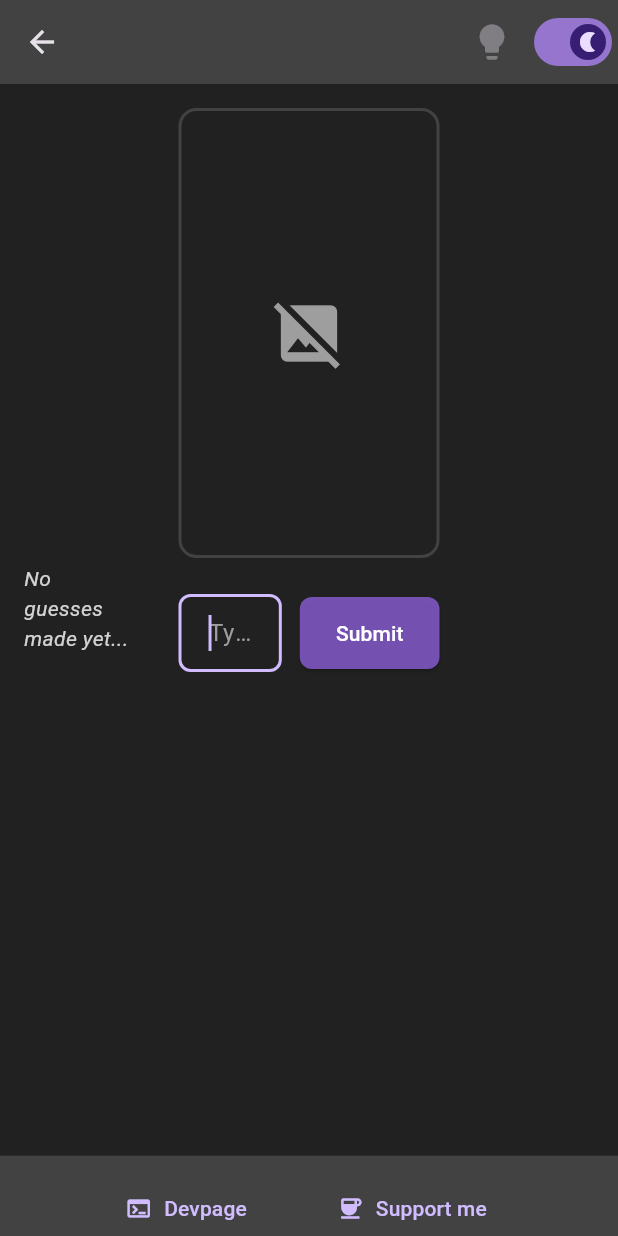
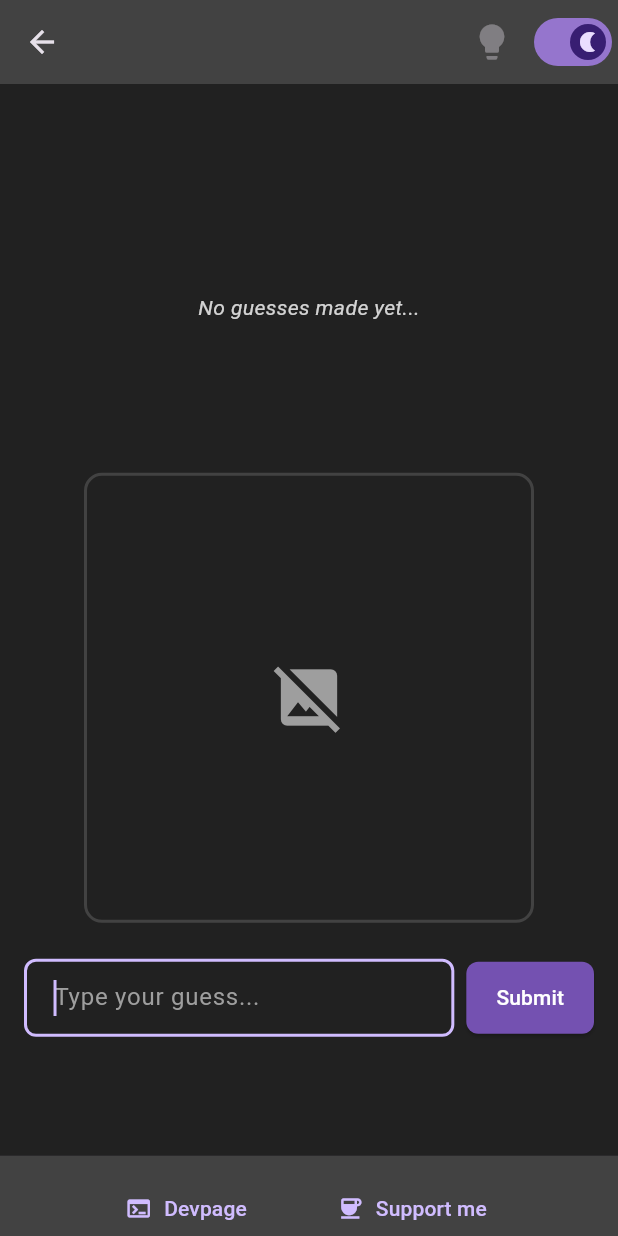
Before and after one commit to rmac-silva/guess_who_creator, a Flutter app: the GameView screen opened directly with empty values, after a tap on "Submit", on a phone screen of 412 x 824 dp. Run offline on Flutter 3.47's test engine with Material 3 defaults, Android fonts, the phone set to English and light mode, and no system bars; our stand-ins replace auto_size_text, file_picker, flutter_layout_grid, routemaster; missing offline and left inert: auto_size_text_field; network calls fail.

Commit message:
Fixed bug in entering submissions. Fixed mobile layout

```diff
--- a/lib/modelviews/game_viewmodel.dart
+++ b/lib/modelviews/game_viewmodel.dart
@@ -85,14 +85,24 @@ class GameViewModel extends ChangeNotifier {
   }
 
   void addGuess(String guess) {
-    var matchingGuesses = correctAnswers?.firstWhere((entry) => entry == guess);
-    if (matchingGuesses != null && matchingGuesses.isNotEmpty) {
-      _wonGame = true;
-    }
+  // 1. Safe, case-insensitive evaluation using lowercased and trimmed values
+  final cleanedGuess = guess.trim().toLowerCase();
 
-    _previousGuesses.add(guess);
-    notifyListeners();
+  // 2. Use orElse to safely return null if no array element matches
+  final String? matchingGuess = correctAnswers?.firstWhere(
+    (entry) => entry.trim().toLowerCase() == cleanedGuess,
+    orElse: () => "", // Returns an empty string instead of crashing the state loop
+  );
+
+  // If a valid match was found, trigger the win state flag
+  if (matchingGuess != null && matchingGuess.isNotEmpty) {
+    _wonGame = true;
   }
+
+  // Add the original string to history (or cleanedGuess if you prefer standard layouts)
+  _previousGuesses.add(guess);
+  notifyListeners();
+}
 
   void showClue() {
     print("Clicked hint button");
--- a/lib/views/game_view.dart
+++ b/lib/views/game_view.dart
@@ -69,6 +69,9 @@ class _GameViewState extends State<GameView> {
     final Size screenSize = MediaQuery.of(context).size;
     final themeProvider = ThemeProvider.of(context);
 
+    // 1. Establish your responsive layout flag
+    final bool isLargeScreen = screenSize.width > 768;
+
     return ListenableBuilder(
       listenable: _viewModel,
       builder: (context, child) {
@@ -77,15 +80,11 @@ class _GameViewState extends State<GameView> {
             title: Text(_viewModel.gameTitle ?? ""),
             actions: [
               GameHintButton(
-      onTap: () {
-        // Trigger your game view model hint counter or unlock mechanism here
-        _viewModel.showClue();
-      },
+                onTap: () => _viewModel.showClue(),
                 disabled: !_viewModel.hasNextClue(),
               ),
               ThemeSwitch(
                 value: themeProvider.isDarkMode,
-
                 onChanged: themeProvider.onThemeChanged,
               ),
             ],
@@ -111,21 +110,31 @@ class _GameViewState extends State<GameView> {
                               child: CircularProgressIndicator(),
                             ),
                           )
-                        : Column(
-                            spacing: 0,
+                        : Padding(
+                            // Add universal core container padding
+                            padding: const EdgeInsets.all(16.0),
+                            // 2. Use a Flex layout. Stacks vertically on mobile, horizontally on desktop!
+                            child: Flex(
+                              direction: isLargeScreen
+                                  ? Axis.horizontal
+                                  : Axis.vertical,
+                              crossAxisAlignment: isLargeScreen
+                                  ? CrossAxisAlignment.start
+                                  : CrossAxisAlignment.center,
+                              mainAxisAlignment: MainAxisAlignment.center,
+                              // Tighten spaces up between vertical elements on mobile
+                              spacing: isLargeScreen ? 0 : 20,
                               children: [
-                              Row(
-                                crossAxisAlignment: CrossAxisAlignment.start,
-                                mainAxisAlignment: MainAxisAlignment.center,
-                                children: [
-                                  // LEFT SIDE PANEL
-                                  Expanded(
+                                // --- PREVIOUS GUESSES PANEL ---
+                                _buildResponsivePanel(
+                                  isLargeScreen: isLargeScreen,
                                   flex: 1,
-                                    child: Padding(
-                                      padding: const EdgeInsets.all(16.0),
                                   child: ConstrainedBox(
                                     constraints: BoxConstraints(
-                                          maxHeight: screenSize.height * 0.81,
+                                      // Give it a fixed height boundary on mobile so it scrolls cleanly
+                                      maxHeight: isLargeScreen
+                                          ? screenSize.height * 0.81
+                                          : 180,
                                     ),
                                     child: PreviousGuessesWidget(
                                       correctGuesses:
@@ -134,24 +143,18 @@ class _GameViewState extends State<GameView> {
                                     ),
                                   ),
                                 ),
-                                  ),
 
-                                  // RIGHT SIDE PANEL
-                                  Expanded(
+                                // --- CORE GAME MAIN INTERFACE ---
+                                _buildResponsivePanel(
+                                  isLargeScreen: isLargeScreen,
                                   flex: 2,
-                                    child: Padding(
-                                      padding: const EdgeInsets.all(16.0),
                                   child: Column(
                                     crossAxisAlignment:
                                         CrossAxisAlignment.center,
+                                    mainAxisSize: MainAxisSize.min,
                                     children: [
-                                          // Extracted Image Component
-                                          GameImageView(
-                                            image: _viewModel.image,
-                                          ),
+                                      GameImageView(image: _viewModel.image),
                                       const SizedBox(height: 24),
-
-                                          // Extracted Input Component
                                       GuessInputField(
                                         onGuessSubmitted: (newGuess) {
                                           _viewModel.addGuess(newGuess);
@@ -161,20 +164,18 @@ class _GameViewState extends State<GameView> {
                                     ],
                                   ),
                                 ),
-                                  ),
 
-                                  Expanded(
-                                    flex:
-                                        1, // Takes up remaining 25% of screen width
+                                // --- GAME CLUES PANEL ---
+                                _buildResponsivePanel(
+                                  isLargeScreen: isLargeScreen,
+                                  flex: 1,
                                   child: GameCluesDisplay(
                                     clues: _viewModel.clues ?? [],
                                     clueIndex: _viewModel.clueIndex,
-                                    )
-
+                                  ),
                                 ),
                               ],
                             ),
-                            ],
                           ),
                   ),
                 ),
@@ -201,6 +202,28 @@ class _GameViewState extends State<GameView> {
         );
       },
     );
+  }
+
+  // 3. Helper layout adapter method
+  Widget _buildResponsivePanel({
+    required bool isLargeScreen,
+    required int flex,
+    required Widget child,
+  }) {
+    if (isLargeScreen) {
+      return Expanded(
+        flex: flex,
+        child: Padding(
+          padding: const EdgeInsets.all(8.0),
+          key:
+              UniqueKey(), // Forces fresh calculation constraints on screen resize
+          child: child,
+        ),
+      );
+    }
+
+    // On Mobile, remove Expanded wraps completely so components expand to fill 100% device width
+    return SizedBox(width: double.infinity, child: child);
   }
 }
 
@@ -243,7 +266,11 @@ class _PreviousGuessesState extends State<PreviousGuessesWidget> {
           final guess = widget.guesses[reversedIndex];
 
           final isLatestGuess = (index == 0);
-          final isCorrectGuess = (index == 0 && widget.correctGuesses.firstWhere( (entry) => entry == guess).isNotEmpty);
+          final isCorrectGuess =
+              (index == 0 &&
+              widget.correctGuesses
+                  .firstWhere((entry) => entry == guess)
+                  .isNotEmpty);
 
           return Card(
             margin: const EdgeInsets.symmetric(vertical: 6, horizontal: 8),
@@ -440,7 +467,7 @@ class GuessInputField extends StatefulWidget {
   const GuessInputField({
     super.key,
     required this.onGuessSubmitted,
-    required this.gameIsWon
+    required this.gameIsWon,
   });
 
   @override
@@ -448,11 +475,9 @@ class GuessInputField extends StatefulWidget {
 }
 
 class _GuessInputFieldState extends State<GuessInputField> {
-
   final TextEditingController _controller = TextEditingController();
 
   final FocusNode _focusNode = FocusNode();
-
 
   void _submitAction() {
     if (widget.gameIsWon) return;
@@ -476,6 +501,9 @@ class _GuessInputFieldState extends State<GuessInputField> {
   @override
   Widget build(BuildContext context) {
     final themeProvider = ThemeProvider.of(context);
+    // Check available width to determine if we are on a tight mobile screen
+    final double availableWidth = MediaQuery.of(context).size.width;
+    final bool isShortScreen = availableWidth < 360;
 
     return Row(
       children: [
@@ -485,18 +513,14 @@ class _GuessInputFieldState extends State<GuessInputField> {
             controller: _controller,
             focusNode: _focusNode,
             autofocus: true,
-            style: TextStyle(
-              color: themeProvider.getTextColor(),
-            ),
+            style: TextStyle(color: themeProvider.getTextColor()),
             decoration: InputDecoration(
-              hintText: "Type your guess here...",
+              hintText: "Type your guess...",
               hintStyle: TextStyle(color: Colors.grey[500]),
               filled: true,
               fillColor: themeProvider.getPrimaryColor(),
-
               border: OutlineInputBorder(
                 borderRadius: BorderRadius.circular(8),
-
               ),
               contentPadding: const EdgeInsets.symmetric(
                 horizontal: 16,
@@ -506,33 +530,42 @@ class _GuessInputFieldState extends State<GuessInputField> {
             onSubmitted: (_) => widget.gameIsWon ? null : _submitAction(),
           ),
         ),
-        const SizedBox(width: 12),
+        const SizedBox(width: 8), // Snugged up from 12 to save space
         ElevatedButton(
-
           style: ElevatedButton.styleFrom(
-            padding: const EdgeInsets.symmetric(horizontal: 24, vertical: 14),
+            // Reduce horizontal padding on small screens to give the input more room
+            padding: EdgeInsets.symmetric(
+              horizontal: isShortScreen ? 12 : 20,
+              vertical: 14,
+            ),
             backgroundColor: themeProvider.getSecondaryColor(),
-
             foregroundColor: themeProvider.getTextColor(),
             shape: RoundedRectangleBorder(
               borderRadius: BorderRadius.circular(8),
             ),
           ),
           onPressed: widget.gameIsWon ? null : _submitAction,
-          child: const Text("Submit"),
+          // Shows just a clean arrow icon if the screen is critically narrow
+          child: isShortScreen
+              ? const Icon(Icons.send, size: 18)
+              : const Text("Submit"),
         ),
       ],
     );
   }
 }
 
-
 class GameStatusBar extends StatefulWidget {
   final bool gameIsWon;
   final String Function() getBanter;
   final String Function() getVictoryPhrase;
 
-  const GameStatusBar({super.key, required this.gameIsWon, required this.getBanter, required this.getVictoryPhrase});
+  const GameStatusBar({
+    super.key,
+    required this.gameIsWon,
+    required this.getBanter,
+    required this.getVictoryPhrase,
+  });
 
   @override
   State<GameStatusBar> createState() => _GameStatusBarState();
@@ -540,9 +573,6 @@ class GameStatusBar extends StatefulWidget {
 
 class _GameStatusBarState extends State<GameStatusBar> {
   late String _displayedPhrase;
-
-
-
 
   @override
   void initState() {
@@ -566,7 +596,6 @@ class _GameStatusBarState extends State<GameStatusBar> {
     }
   }
 
-
   @override
   Widget build(BuildContext context) {
     final themeProvider = ThemeProvider.of(context);
@@ -580,13 +609,17 @@ class _GameStatusBarState extends State<GameStatusBar> {
         },
         child: Text(
           _displayedPhrase,
-          key: ValueKey<String>(_displayedPhrase), // Necessary for clean animation swap
+          key: ValueKey<String>(
+            _displayedPhrase,
+          ), // Necessary for clean animation swap
           textAlign: TextAlign.center,
           style: TextStyle(
             fontSize: 24,
             fontWeight: FontWeight.bold,
             letterSpacing: 0.5,
-            color: widget.gameIsWon ?themeProvider.getSuccessColor() : themeProvider.getTextColor(),
+            color: widget.gameIsWon
+                ? themeProvider.getSuccessColor()
+                : themeProvider.getTextColor(),
             shadows: const [
               Shadow(
                 blurRadius: 4.0,
@@ -608,21 +641,20 @@ class GameHintButton extends StatelessWidget {
   const GameHintButton({
     super.key,
     required this.onTap,
-    required this.disabled
+    required this.disabled,
   });
 
   @override
   Widget build(BuildContext context) {
     return Tooltip(
       message: disabled ? 'No more hints' : 'Give me a hint!',
-      waitDuration: const Duration(milliseconds: 400), // Time before it pops up on hover
-      showDuration: const Duration(seconds: 2),        // How long it stays visible
-      preferBelow: false,                              // Display above the bulb so fingers don't block it
+      waitDuration: const Duration(
+        milliseconds: 400,
+      ), // Time before it pops up on hover
+      showDuration: const Duration(seconds: 2), // How long it stays visible
+      preferBelow: false, // Display above the bulb so fingers don't block it
       child: IconButton(
-        icon: Icon(
-           Icons.lightbulb,
-          size: 28,
-        ),
+        icon: Icon(Icons.lightbulb, size: 28),
         // Uses amber yellow if turned "on", otherwise falls back to theme default
         color: disabled ? Colors.grey : Colors.amber,
         onPressed: disabled ? null : onTap,
```
Also changed, not shown: 1 other file. Lines whose indentation alone changed are shown as unchanged.
